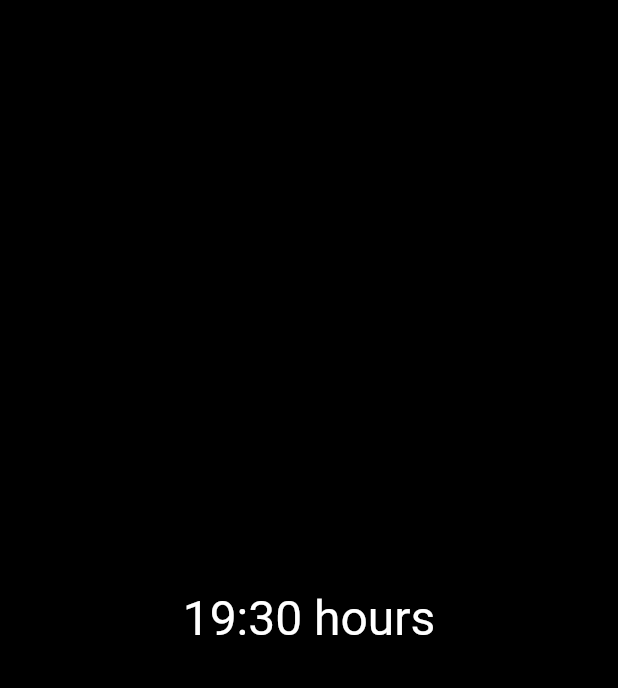
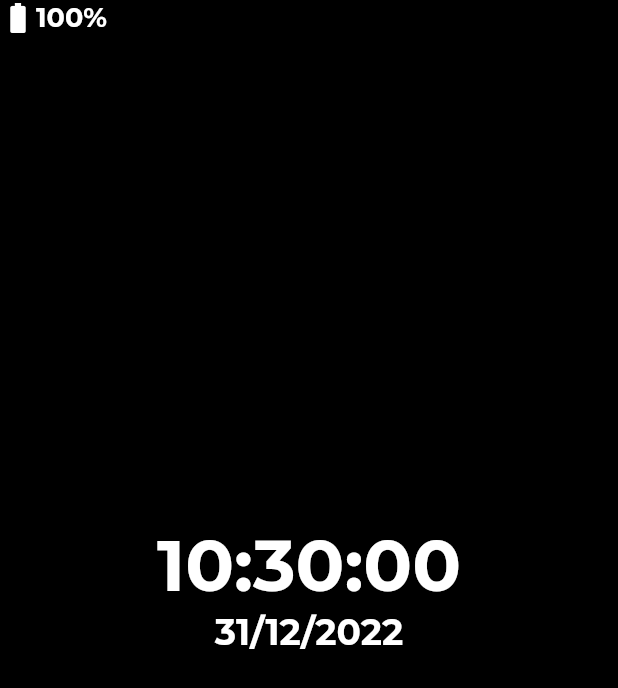
Before and after one commit to MrZethaz/cleanlauncher, a Flutter app: the first screen one second after launch, on a phone screen of 412 x 824 dp. Shown: the top 688 px of the screen. Run offline on Flutter 3.47's test engine with Material 2 defaults, Android fonts, the phone set to English and light mode, and no system bars; our stand-ins replace battery_plus, google_fonts; missing offline and left inert: device_apps.

Commit message:
App working fine

```diff
--- a/lib/Screens/ApplicationList.dart
+++ b/lib/Screens/ApplicationList.dart
@@ -23,6 +23,7 @@ class _ApplicationListState extends State<ApplicationList> {
         includeSystemApps: true,
         onlyAppsWithLaunchIntent: true);
     appNames = allApps.map((e) => e.appName).toList();
+    applications = allApps;
     setState(() {
       state = ConnectionState.done;
     });
--- a/lib/Screens/Home.dart
+++ b/lib/Screens/Home.dart
@@ -1,6 +1,11 @@
+import 'dart:async';
+import 'package:battery_plus/battery_plus.dart';
 import 'package:clean_launcher/Screens/ApplicationList.dart';
 import 'package:device_apps/device_apps.dart';
+import 'package:flutter/foundation.dart';
 import 'package:flutter/material.dart';
+import 'package:google_fonts/google_fonts.dart';
+import 'package:intl/intl.dart';
 
 class Home extends StatefulWidget {
   const Home({super.key});
@@ -10,21 +15,106 @@ class Home extends StatefulWidget {
 }
 
 class _HomeState extends State<Home> {
+  DateTime time = DateTime.now();
+  var battery = Battery();
+
+  int percentage = 0;
+
+  @override
+  void initState() {
+    // TODO: implement initState
+    super.initState();
+    getBatteryPerentage();
+  }
+
   @override
   Widget build(BuildContext context) {
+    updateTime();
     return Scaffold(
         body: PageView(
       children: [_getHomeScreen(), ApplicationList()],
     ));
   }
 
-  _getHomeScreen() => Container(
-        color: Colors.black,
-        child: Center(
-          child: Text(
-            "19:30 hours",
-            style: TextStyle(color: Colors.white, fontSize: 32),
+  void getBatteryPerentage() async {
+    final level = await battery.batteryLevel;
+    percentage = level;
+
+    setState(() {});
+  }
+
+  updateTime() {
+    Timer.periodic(Duration(seconds: 1), (Timer t) {
+      setState(() {
+        time = DateTime.now();
+      });
+    });
+  }
+
+  _getHomeScreen() {
+    NumberFormat formatter = new NumberFormat("00");
+
+    return Container(
+      color: Colors.black,
+      child: SafeArea(
+        child: Column(mainAxisAlignment: MainAxisAlignment.center, children: [
+          Row(
+            children: [
+              _getBatteryIcon(),
+              Text(
+                "${percentage}%",
+                style: GoogleFonts.montserrat(
+                  color: Colors.white,
+                  fontWeight: FontWeight.w700,
+                  fontSize: 18,
+                ),
+              )
+            ],
           ),
-        ),
-      );
+          Expanded(child: Container()),
+          Text(
+            "${DateTime.now().hour}:${formatter.format(DateTime.now().minute)}:${formatter.format(DateTime.now().second)}",
+            style: GoogleFonts.montserrat(
+              color: Colors.white,
+              fontWeight: FontWeight.bold,
+              fontSize: 48,
+            ),
+          ),
+          Text(
+            "${DateTime.now().day}/${DateTime.now().month}/${DateTime.now().year}",
+            style: GoogleFonts.montserrat(
+              color: Colors.white,
+              fontWeight: FontWeight.w700,
+              fontSize: 24,
+            ),
+          ),
+          SizedBox(
+            height: 64,
+          ),
+          Expanded(child: Container()),
+        ]),
+      ),
+    );
+  }
+
+  _getBatteryIcon() {
+    double batteryPercentagePart = 100 / 7;
+    if (percentage >= batteryPercentagePart * 7) {
+      return Icon(Icons.battery_full);
+    } else if (percentage > batteryPercentagePart * 6) {
+      return Icon(Icons.battery_6_bar);
+    } else if (percentage > batteryPercentagePart * 5) {
+      return Icon(Icons.battery_5_bar);
+    } else if (percentage > batteryPercentagePart * 4) {
+      return Icon(Icons.battery_4_bar);
+    } else if (percentage > batteryPercentagePart * 3) {
+      return Icon(Icons.battery_3_bar);
+    } else if (percentage > batteryPercentagePart * 2) {
+      return Icon(Icons.battery_2_bar);
+    } else if (percentage > batteryPercentagePart * 1) {
+      return Icon(Icons.battery_1_bar);
+    } else {
+      return Icon(Icons.battery_0_bar);
+    }
+  }
 }
--- a/pubspec.yaml
+++ b/pubspec.yaml
@@ -37,6 +37,10 @@ dependencies:
   # Use with the CupertinoIcons class for iOS style icons.
   cupertino_icons: ^1.0.2
   device_apps: ^2.2.0
+  google_fonts:
+  battery_plus: ^3.0.2
+  intl: ^0.18.0
+  path_provider: ^2.0.11
 dev_dependencies:
   flutter_test:
     sdk: flutter
```
Also changed, not shown: pubspec.lock, 4 other files.
